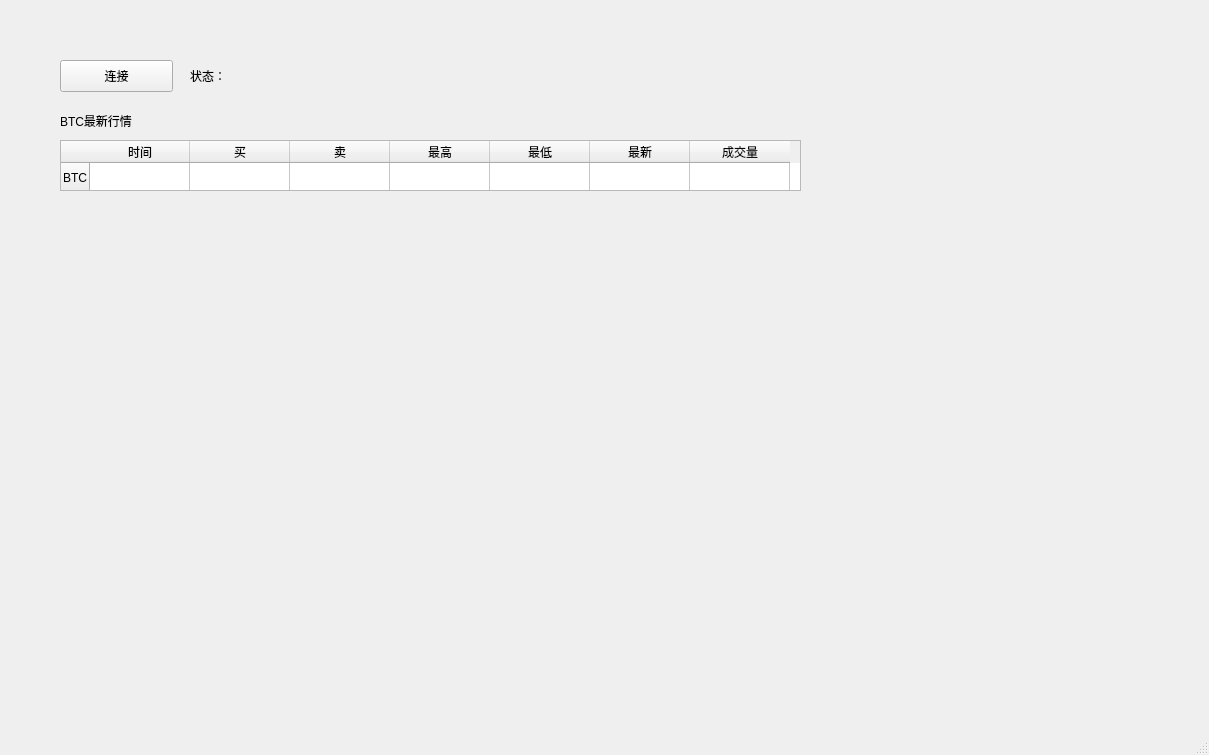
This is uitest.ui in No1CharlesWu/okcoin_app as Qt 5 draws it before an edit. The edited form follows.
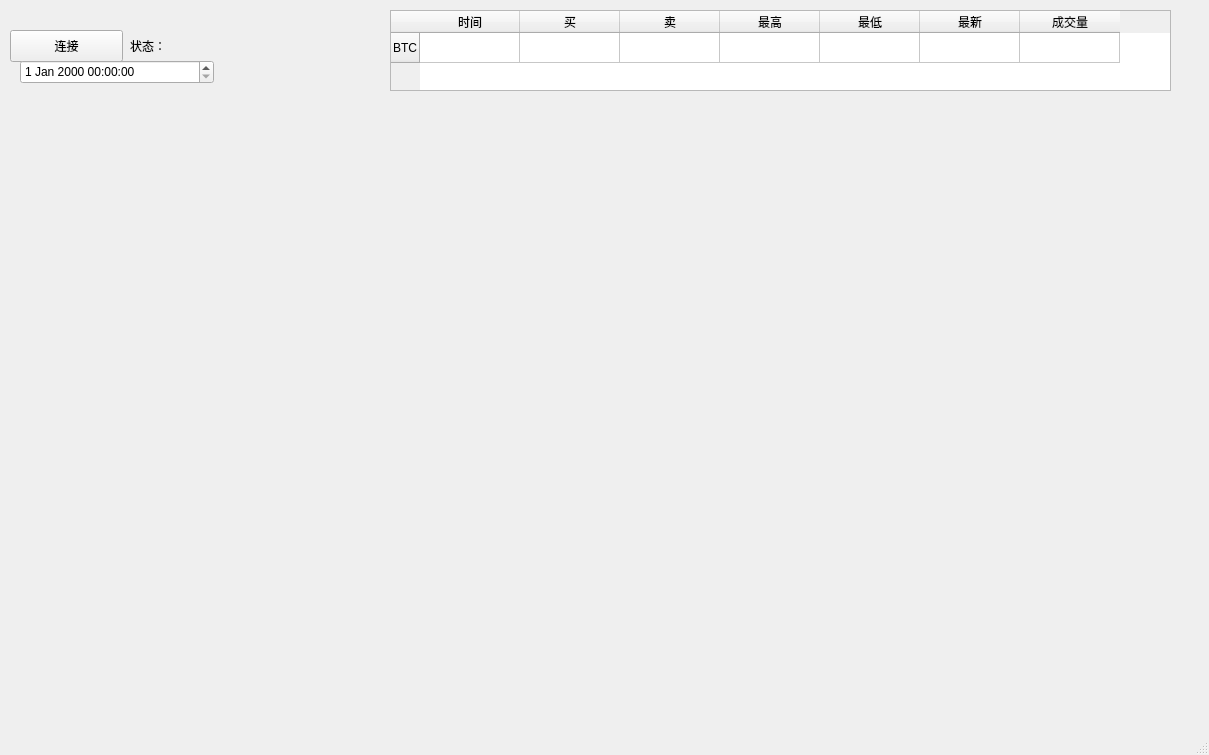
This is the edited form.

Commit message: ticker_table 可以正常显示了。也许。。有个bug。但好像不影响大局。现在校验下显示的正确性。

The edit to the form file:
```diff
--- a/uitest.ui
+++ b/uitest.ui
@@ -17,8 +17,8 @@
    <widget class="QPushButton" name="connect">
     <property name="geometry">
      <rect>
-      <x>60</x>
-      <y>60</y>
+      <x>10</x>
+      <y>30</y>
       <width>113</width>
       <height>32</height>
      </rect>
@@ -30,12 +30,15 @@
    <widget class="QTableWidget" name="trickertable">
     <property name="geometry">
      <rect>
-      <x>60</x>
-      <y>140</y>
-      <width>741</width>
-      <height>51</height>
+      <x>390</x>
+      <y>10</y>
+      <width>781</width>
+      <height>81</height>
      </rect>
     </property>
+    <property name="layoutDirection">
+     <enum>Qt::LeftToRight</enum>
+    </property>
     <property name="autoFillBackground">
      <bool>false</bool>
     </property>
@@ -85,32 +88,29 @@
      </property>
     </item>
    </widget>
-   <widget class="QLabel" name="label">
-    <property name="geometry">
-     <rect>
-      <x>60</x>
-      <y>110</y>
-      <width>181</width>
-      <height>21</height>
-     </rect>
-    </property>
-    <property name="text">
-     <string>BTC最新行情</string>
-    </property>
-   </widget>
    <widget class="QLabel" name="status_label">
     <property name="geometry">
      <rect>
-      <x>190</x>
-      <y>40</y>
-      <width>371</width>
-      <height>71</height>
+      <x>130</x>
+      <y>30</y>
+      <width>241</width>
+      <height>31</height>
      </rect>
     </property>
     <property name="text">
      <string>状态：</string>
     </property>
    </widget>
+   <widget class="QDateTimeEdit" name="dateTimeEdit">
+    <property name="geometry">
+     <rect>
+      <x>20</x>
+      <y>60</y>
+      <width>194</width>
+      <height>24</height>
+     </rect>
+    </property>
+   </widget>
   </widget>
   <widget class="QMenuBar" name="menubar">
    <property name="geometry">
```
Left out of the diff: 11 changed lines with no effect on the pictures. The commit also changes 2 other files.
